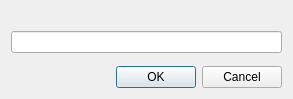
Above: client/src/ui/dialogs/layout_name_dialog.ui from networkoptix/nx_open before the change. Below: the same form after it.
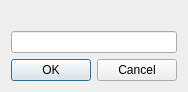
That is the form after the change.

Commit message:
Layout processing methods are moved to the separate workbench handler
<==== Mercurial data ====>
Branch: master

What changed in the file:
```diff
--- a/client/src/ui/dialogs/layout_name_dialog.ui
+++ b/client/src/ui/dialogs/layout_name_dialog.ui
@@ -2,18 +2,13 @@
 <ui version="4.0">
  <class>LayoutNameDialog</class>
  <widget class="QDialog" name="LayoutNameDialog">
-  <property name="geometry">
-   <rect>
-    <x>0</x>
-    <y>0</y>
-    <width>293</width>
-    <height>99</height>
-   </rect>
-  </property>
   <property name="windowTitle">
    <string/>
   </property>
   <layout class="QVBoxLayout" name="verticalLayout">
+   <property name="sizeConstraint">
+    <enum>QLayout::SetFixedSize</enum>
+   </property>
    <item>
     <widget class="QLabel" name="label">
      <property name="text">
@@ -24,19 +19,6 @@
    <item>
     <widget class="QLineEdit" name="nameLineEdit"/>
    </item>
-   <item>
-    <spacer name="verticalSpacer">
-     <property name="orientation">
-      <enum>Qt::Vertical</enum>
-     </property>
-     <property name="sizeHint" stdset="0">
-      <size>
-       <width>20</width>
-       <height>40</height>
-      </size>
-     </property>
-    </spacer>
-   </item>
    <item>
     <widget class="QDialogButtonBox" name="buttonBox">
      <property name="orientation">
```
Left out of the diff: 3 changed lines with no effect on the pictures. The commit also changes 8 other files.
